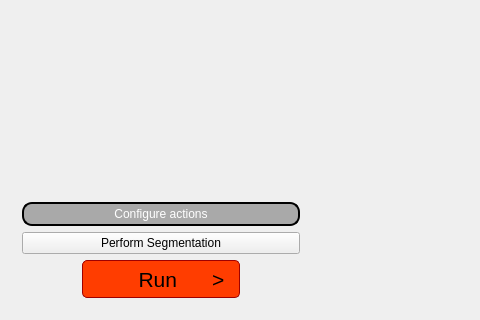
Above: mainwindow.ui from dboun/MultiPatientImageProcessing before the change; both pictures show x 0 to 480 and y 370 to 690 of the 986 by 690 pixel window. Below: the same form after it.
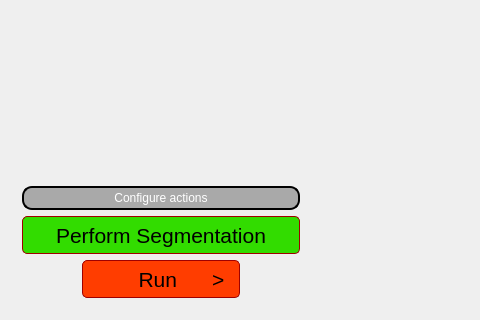
That is the form after the change.

Diff of the .ui file:
```diff
--- a/mainwindow.ui
+++ b/mainwindow.ui
@@ -72,6 +72,12 @@
        </item>
        <item>
         <widget class="QPushButton" name="SegmentationBtn">
+         <property name="styleSheet">
+          <string notr="true">QPushButton { font:21px; height:30px;width:150px;color:black; background-color:rgb(50,220,0); border-style: solid; border-color: #9f0000; border-width: 1px; border-radius: 5px; padding: 3px;}
+QPushButton:checked{ background-color: black; border-style: outset; border-style: solid; border-color: black; border-width: 1px; border-radius: 5px;}
+QPushButton:hover{ background-color: rgb(0,200,57);border-style: outset; border-style: solid; border-color: black; border-width: 1px; border-radius: 5px;}
+QPushButton:pressed{ background-color: rgb(0,100,0);border-style: outset; border-style: solid; border-color: black; border-width: 1px; border-radius: 5px;}                 </string>
+         </property>
          <property name="text">
           <string>Perform Segmentation</string>
          </property>
```
Left out of the diff: 6 changed lines with no effect on the pictures.
